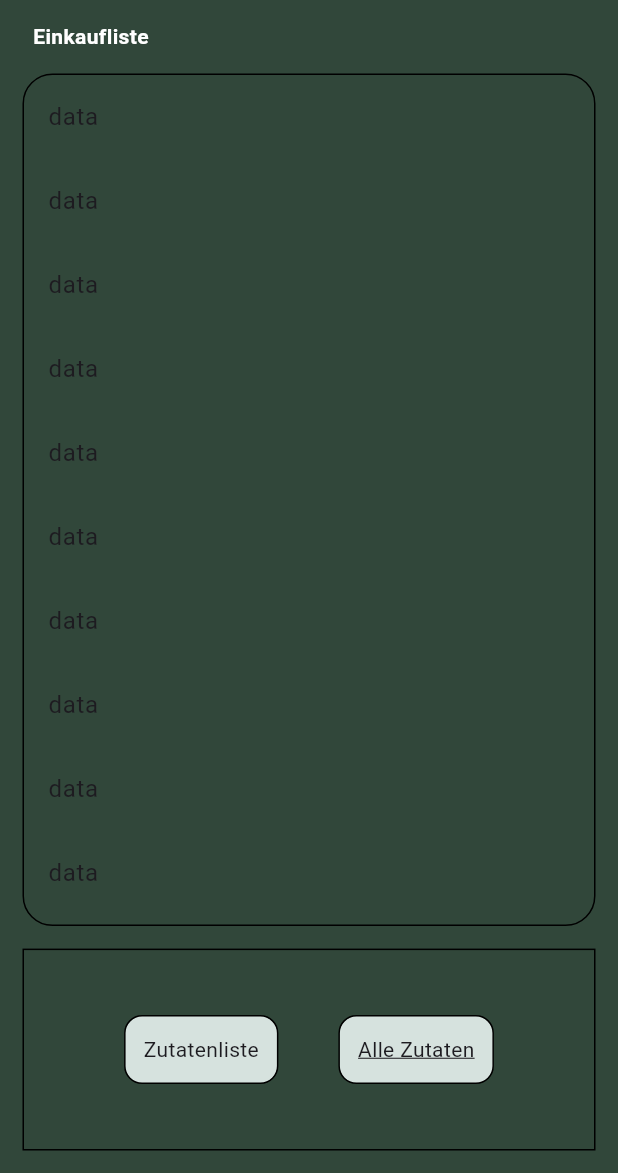
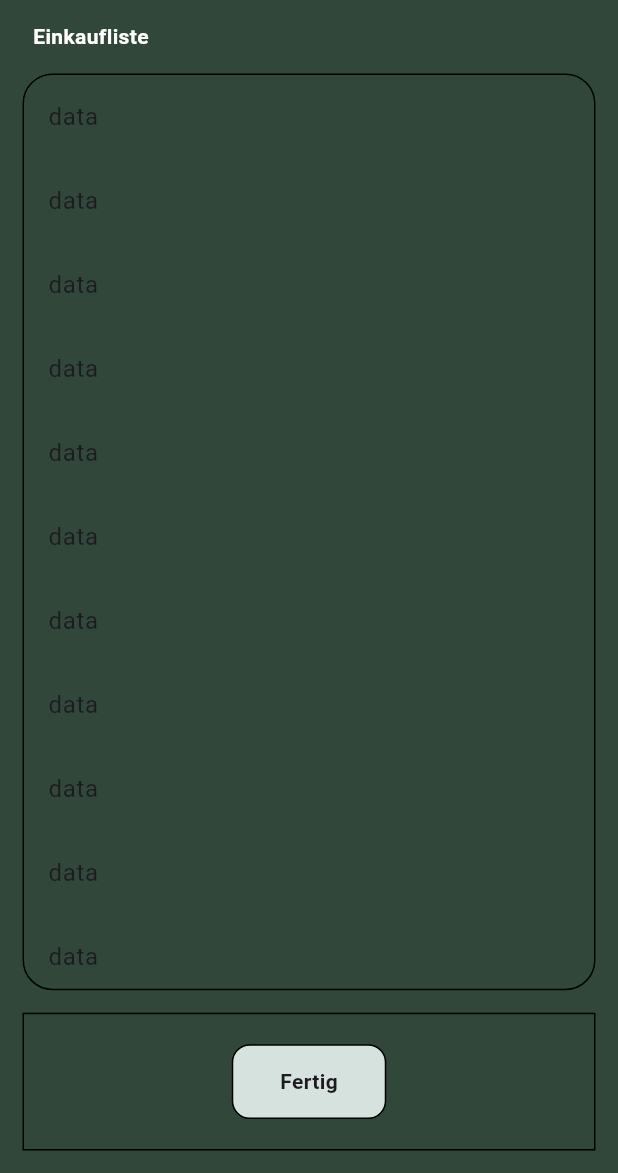
Before and after one commit to Quendolin/Flutter-app, a Flutter app: the selecting_shoppingcard screen opened directly, on a phone screen of 412 x 824 dp, the part 63-1236 px from its top. Run offline on Flutter 3.47's test engine with Material 3 defaults, Android fonts, the phone set to English and light mode, and no system bars; our stand-ins replace hexcolor, sizer, sqflite; missing offline and left inert: awesome_ripple_animation, openfoodfacts, touch_ripple_effect; accounts and stored records are empty.

Commit message:
update 1

```diff
--- a/flutter app/grocery_app/lib/new_selecting_shopping_list.dart
+++ b/flutter app/grocery_app/lib/new_selecting_shopping_list.dart
@@ -7,8 +7,6 @@ import 'package:hexcolor/hexcolor.dart';
 class selecting_shoppingcard extends StatefulWidget {
   const selecting_shoppingcard({super.key, required this.new_});
   final bool new_;
-
-
   @override
   State<selecting_shoppingcard> createState() => _selecting_shoppingcardState();
 }
@@ -26,7 +24,6 @@ class _selecting_shoppingcardState extends State<selecting_shoppingcard> {
     return PopScope(
       canPop: false,
       child: Scaffold(
-
           appBar: AppBar(
             backgroundColor: HexColor("#31473A"),
             title: Text("Mahlzeiten", style: TextStyle(color: HexColor("#EDF4F2"))),
@@ -59,7 +56,7 @@ class _selecting_shoppingcardState extends State<selecting_shoppingcard> {
 
 
                 Expanded(
-                  flex: 4,
+                  flex: 6,
                   child: Padding(
                     padding: const EdgeInsets.all(15.0),
                     child: Container(
@@ -107,38 +104,33 @@ class _selecting_shoppingcardState extends State<selecting_shoppingcard> {
                       mainAxisAlignment: MainAxisAlignment.center,
                       children: [
 
-                          Padding(
+                          Center(
+                            child: Padding(
                               padding: const EdgeInsets.all(20.0),
-                            child: GestureDetector(
+                              child: InkWell(
                                 onTap: () {
 
                                 },
                                 child: Container(
+                                  height: MediaQuery.of(context).size.height / 15,
+                                  width: MediaQuery.of(context).size.width / 4,
                                   decoration: BoxDecoration(
+
                                     color: HexColor("#d6e2de"),
                                     border:Border.all(),
                                     borderRadius: BorderRadius.circular(12)
                                   ),
-                                child: Padding(
+                                  child: const Padding(
                                     padding: EdgeInsets.all(12.0),
-
-                                    child: Text("Zutatenliste"),
+                                      child: Center(
+                                        child: Text("Fertig", style: TextStyle(fontWeight: FontWeight.bold,))
+                                        ),
                                   )),
                               ),
                             ),
-                          Padding(
-                            padding: const EdgeInsets.all(20.0),
-                            child: Container(
-                              decoration: BoxDecoration(
-                                color: HexColor("#d6e2de"),
-                                border: Border.all(),
-                                borderRadius: BorderRadius.circular(12)
                           ),
-                              child: Padding(
-                                padding: EdgeInsets.all(12.0),
-                                child: Text("Alle Zutaten", style: TextStyle(decoration: TextDecoration.underline),),
-                              )),
-                          )
+
+
                       ],
                     ),
                   ),
```
Also changed, not shown: flutter app/grocery_app/lib/meal_page.dart (+15 -4 lines). Lines whose indentation alone changed are shown as unchanged.
